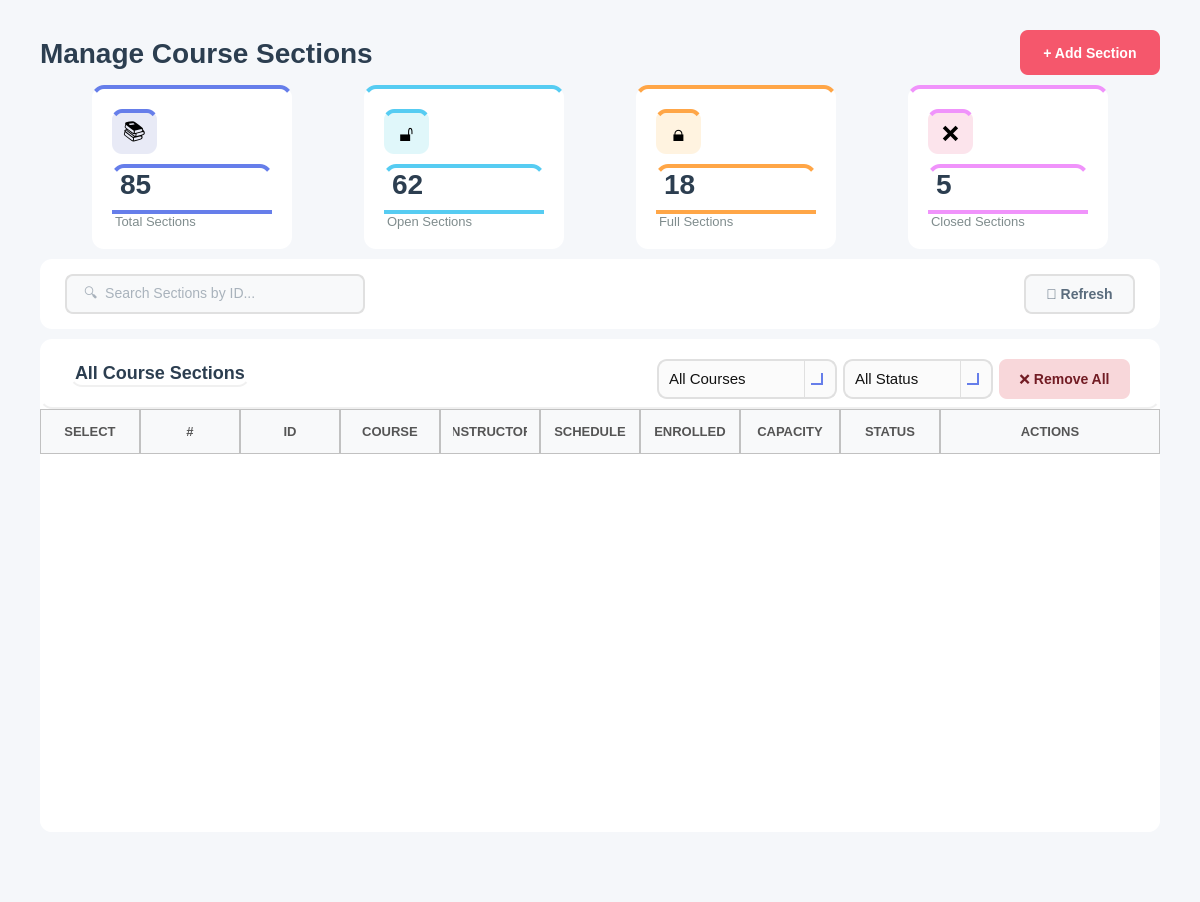
Before: the Qt Designer form app_ui/admin_ui/submenus_ui/manage_sections.ui in Yasser-Daffa/ECE-Course-Registeration, drawn with Qt 5.
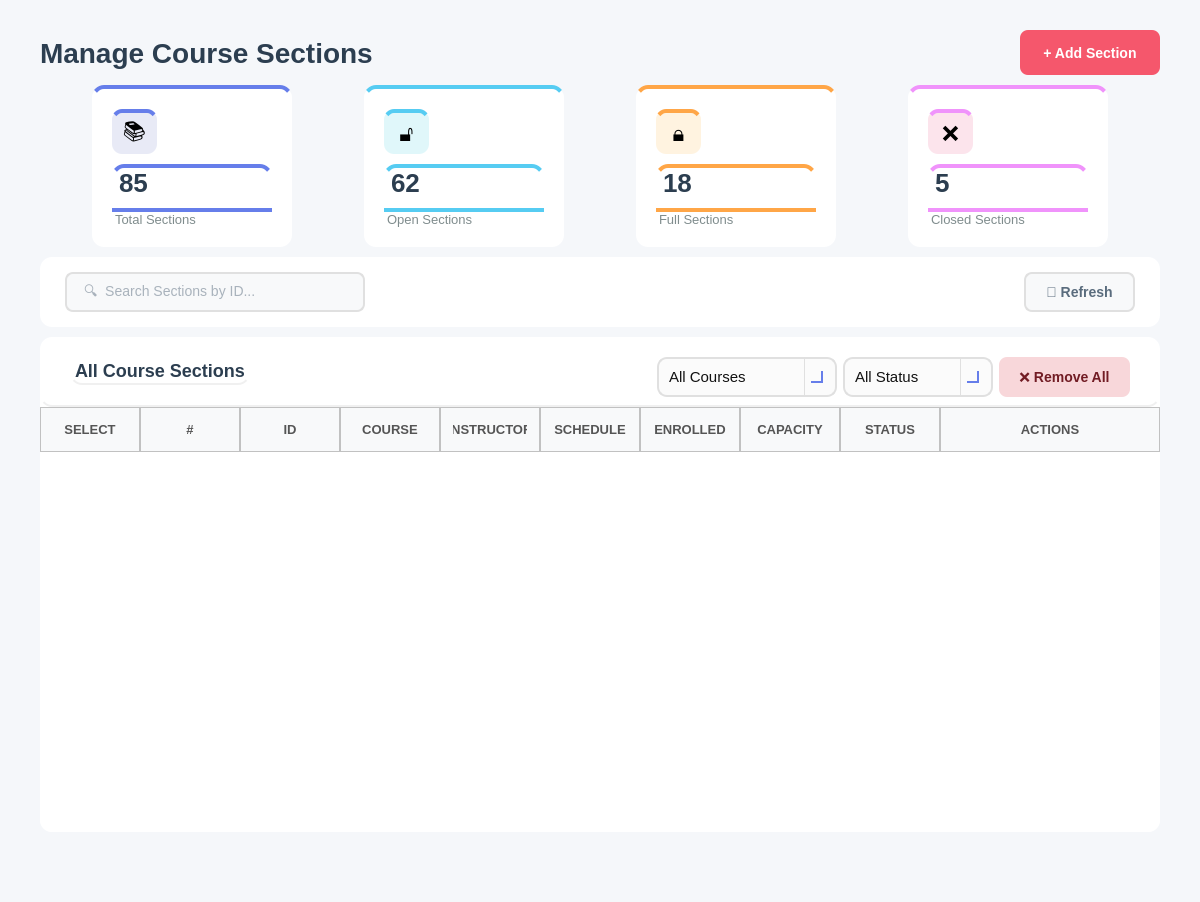
After: the same form once the commit is applied. Icons and pictures are not drawn.

Commit message: ADDED manage_prereq,course_prereq_dialog+tinyEdits

```diff
--- a/app_ui/admin_ui/submenus_ui/manage_sections.ui
+++ b/app_ui/admin_ui/submenus_ui/manage_sections.ui
@@ -166,7 +166,7 @@
         <item>
          <widget class="QLabel" name="labelTotalSectionsCount">
           <property name="styleSheet">
-           <string notr="true">font-size: 28px; font-weight: bold; color: #2c3e50; background: transparent;</string>
+           <string notr="true">font-size: 26px; font-weight: bold; color: #2c3e50; background: transparent;</string>
           </property>
           <property name="text">
            <string>85</string>
@@ -250,7 +250,7 @@
         <item>
          <widget class="QLabel" name="labelOpenSectionsCount">
           <property name="styleSheet">
-           <string notr="true">font-size: 28px; font-weight: bold; color: #2c3e50; background: transparent;</string>
+           <string notr="true">font-size: 26px; font-weight: bold; color: #2c3e50; background: transparent;</string>
           </property>
           <property name="text">
            <string>62</string>
@@ -334,7 +334,7 @@
         <item>
          <widget class="QLabel" name="labelFullSectionsCount">
           <property name="styleSheet">
-           <string notr="true">font-size: 28px; font-weight: bold; color: #2c3e50; background: transparent;</string>
+           <string notr="true">font-size: 26px; font-weight: bold; color: #2c3e50; background: transparent;</string>
           </property>
           <property name="text">
            <string>18</string>
@@ -418,7 +418,7 @@
         <item>
          <widget class="QLabel" name="labelClosedSectionsCount">
           <property name="styleSheet">
-           <string notr="true">font-size: 28px; font-weight: bold; color: #2c3e50; background: transparent;</string>
+           <string notr="true">font-size: 26px; font-weight: bold; color: #2c3e50; background: transparent;</string>
           </property>
           <property name="text">
            <string>5</string>
```
The commit also changes 8 other files.
